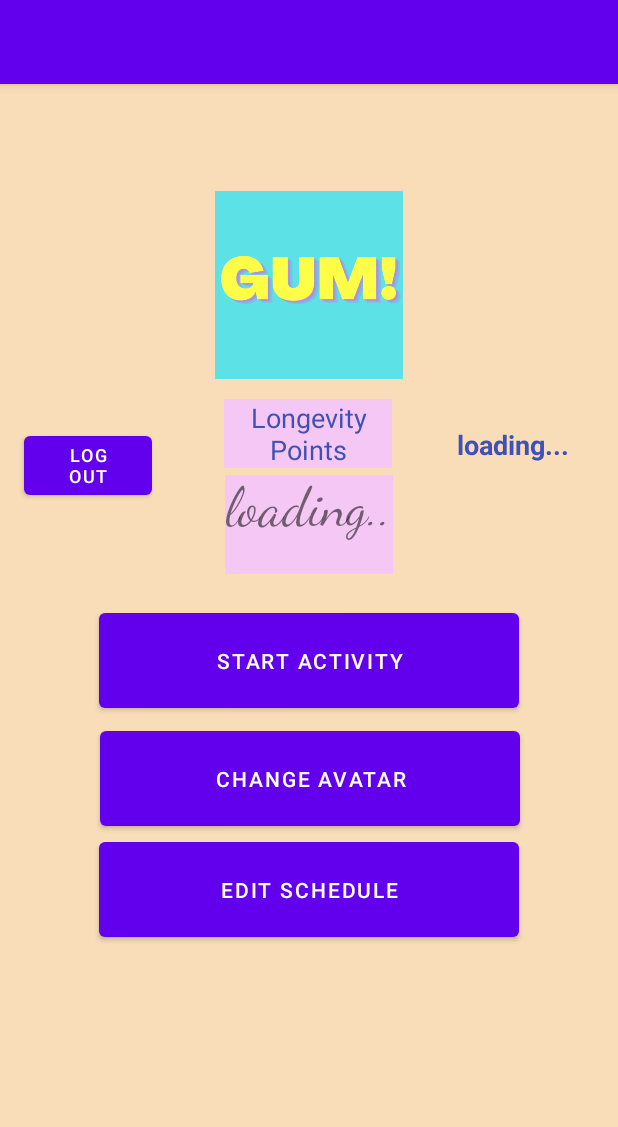
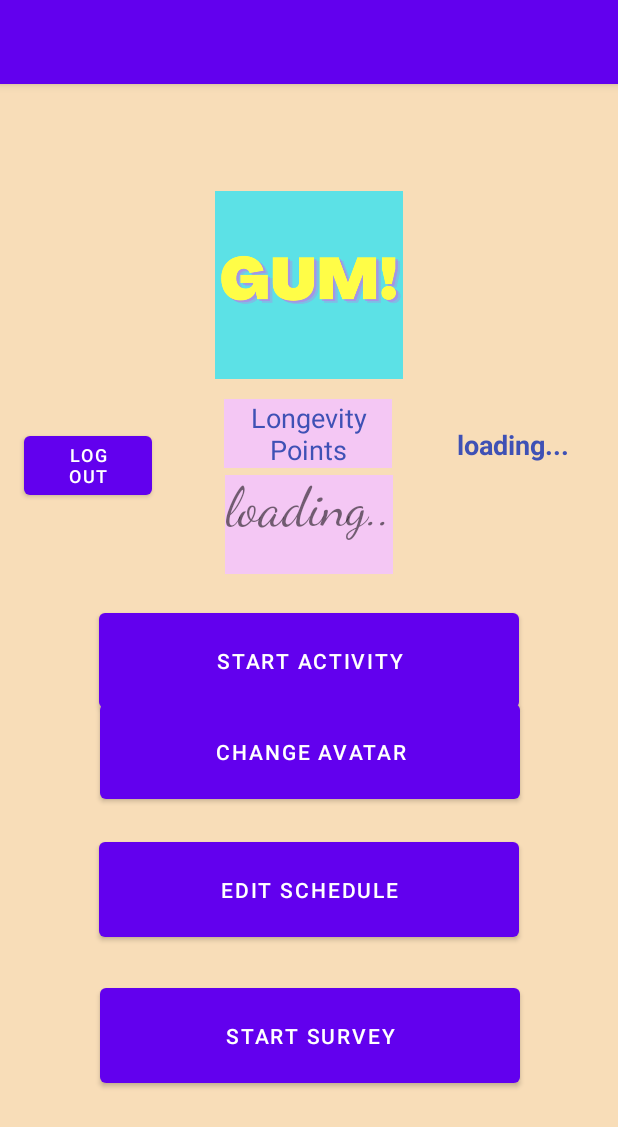
Before and after one commit to melodyncr/frontendGUM, an Android app: the LandingPage screen opened directly, with no data from a screen before it, on a phone screen of 412 x 824 dp. Shown: the top 1127 px of the screen. Run offline under Robolectric (Android 15) with nearby library versions, the phone set to English and light mode, and no system bars; our stand-ins replace Firebase (no records; nobody signed in at launch, a user with empty details on screens opened directly); Roboto replaces fonts that are not available here.

Commit message:
Integrated Surveys with master, new users must complete activity before continuting with loggin in and current users can now complete the weekly survey.

```diff
--- a/app/src/main/java/com/example/a499_android/LandingPage.java
+++ b/app/src/main/java/com/example/a499_android/LandingPage.java
@@ -20,11 +20,18 @@ import com.google.firebase.firestore.DocumentReference;
 import com.google.firebase.firestore.DocumentSnapshot;
 import com.google.firebase.firestore.FirebaseFirestore;
 
+import static com.example.a499_android.LoginActivity.loggedUserName;
+
 public class LandingPage extends AppCompatActivity {
 
     public static final String EXTRA = "LandingPage EXTRA";
     private static final String TAG = "Current User Data";
-
+    public static final String WSURVEYQ = "WSurveyQ";
+    public static final String WSURVEYR = "WSurveyR";
+    public static final String TYPE_SURVEY = "Weekly Survey";
+    public static final String W_SURVEY_COUNT = "w_survey_count";
+    public static final String W_SURVEY_Q = "w_survey_q";
+    public static final String W_SURVEY_QC = "w_survey_qc";
 
     @Override
     protected void onCreate(Bundle savedInstanceState) {
@@ -35,6 +42,7 @@ public class LandingPage extends AppCompatActivity {
         Button editSchedule = findViewById(R.id.editScheduleBtn);
         Button changeAvatar = findViewById(R.id.changeAvatarBtn);
         Button logoutUser = findViewById(R.id.logoutBtn);
+        Button startSurveyBtn = findViewById(R.id.startSurveyBtn);
         TextView displayedPoints = findViewById(R.id.pointDisplay);
         TextView displayedUsername = findViewById(R.id.usernameDisplay);
 
@@ -86,6 +94,15 @@ public class LandingPage extends AppCompatActivity {
                 startActivity(intent);
             }
         });
+
+        startSurveyBtn.setOnClickListener(new View.OnClickListener() {
+            @Override
+            public void onClick(View v) {
+
+                Intent intent = new Intent(LandingPage.this, DetermineQuestionType.class);
+                startActivity(intent);
+            }
+        });
     }
 
     // Intent Factory
@@ -115,6 +132,9 @@ public class LandingPage extends AppCompatActivity {
                     if (document.exists()) {
                         Log.d(TAG, "DocumentSnapshot data: " + document.getData());
                         firestoreCallback.onSuccess(document);
+                        Log.d(TAG, currentUserName.getId() + " username");
+                        loggedUserName = currentUserName.getId();
+                        CreateAccount.first_survey = false;
                     }
                 } else {
                     Log.d(TAG, "ERROR: ", task.getException());
--- a/app/src/main/java/com/example/a499_android/LoginActivity.java
+++ b/app/src/main/java/com/example/a499_android/LoginActivity.java
@@ -58,7 +58,7 @@ public class LoginActivity extends AppCompatActivity {
                                 Log.d("HEREEEEE", passwordValue);
                                 //sp.edit().putString("username", usernameInput).apply();
                                 //sp.edit().putInt("Points", Integer.parseInt(document.getString("Points"))).apply();
-                                Toast.makeText(LoginActivity.this, "Login Successful!", Toast.LENGTH_SHORT).show();
+                                Toast.makeText(LoginActivity.this, "Login Successful!" + usernameInput, Toast.LENGTH_SHORT).show();
                                 loggedUserName = usernameInput;
                                 SaveSharedPreference.setUserName(LoginActivity.this, usernameInput);
                                 Intent toLandingPage = new Intent(LoginActivity.this, LandingPage.class);
--- a/app/src/main/java/com/example/a499_android/SurveyResponse.java
+++ b/app/src/main/java/com/example/a499_android/SurveyResponse.java
@@ -15,7 +15,7 @@ import static com.example.a499_android.DetermineQuestionType.question_count;
 import static com.example.a499_android.DetermineQuestionType.weeklyQuestionsList;
 import static com.example.a499_android.DetermineQuestionType.responseList;
 import static com.example.a499_android.DetermineQuestionType.response_count;
-import static com.example.a499_android.DetermineQuestionType.TYPE_SURVEY;
+
 
 
 public class SurveyResponse extends AppCompatActivity {
@@ -37,6 +37,7 @@ public class SurveyResponse extends AppCompatActivity {
                     Toast.makeText(SurveyResponse.this, "Please enter some text", Toast.LENGTH_SHORT).show();
                 }else {
                     if (question_count >= weeklyQuestionsList.size() - 1) {
+                        responseList.add(responseText.getText().toString());
                         Intent intent = new Intent(SurveyResponse.this, UploadSurvey.class);
                         startActivity(intent);
                     } else {
@@ -97,7 +98,7 @@ public class SurveyResponse extends AppCompatActivity {
         backBtn = findViewById(R.id.previousBtn);
         submitBtn = findViewById(R.id.submitBtn);
         finishLaterBtn = findViewById(R.id.finishLaterBtn);
-        typeSurvey.setText(""+TYPE_SURVEY);
+        typeSurvey.setText(""+DetermineQuestionType.T_TYPE_SURVEY);
         String question = weeklyQuestionsList.get(question_count).substring(1);
         questionText.setText(question);
         if(question_count >= weeklyQuestionsList.size()-1){
--- a/app/src/main/res/layout/activity_landing_page.xml
+++ b/app/src/main/res/layout/activity_landing_page.xml
@@ -36,8 +36,10 @@
         android:text="@string/change_avatar"
         app:layout_constraintBottom_toBottomOf="parent"
         app:layout_constraintEnd_toEndOf="parent"
+        app:layout_constraintHorizontal_bias="1.0"
         app:layout_constraintStart_toStartOf="parent"
-        app:layout_constraintTop_toTopOf="parent" />
+        app:layout_constraintTop_toTopOf="parent"
+        app:layout_constraintVertical_bias="0.0" />
 
     <Button
         android:id="@+id/editScheduleBtn"
@@ -52,6 +54,18 @@
         app:layout_constraintHorizontal_bias="0.5"
         app:layout_constraintStart_toStartOf="parent"
         app:layout_constraintTop_toTopOf="parent" />
+
+    <Button
+        android:id="@+id/startSurveyBtn"
+        android:layout_width="280dp"
+        android:layout_height="75dp"
+        android:layout_marginBottom="96dp"
+        android:onClick="startEditScheduleActivity"
+        android:text="@string/start_survey"
+        app:layout_constraintBottom_toBottomOf="parent"
+        app:layout_constraintEnd_toEndOf="parent"
+        app:layout_constraintHorizontal_bias="0.503"
+        app:layout_constraintStart_toStartOf="parent" />
 
     <TextView
         android:id="@+id/pointDisplay"
--- a/app/src/main/res/values/strings.xml
+++ b/app/src/main/res/values/strings.xml
@@ -5,6 +5,7 @@
     <string name="createAccText">Create Account</string>
     <string name="pick_time">Select Time</string>
     <string name="select_schedule">Landing Page</string>
+    <string name="start_survey">Start Survey</string>
     <string name="_0">0</string>
     <string name="start_activity">Start Activity</string>
     <string name="change_avatar">Change Avatar</string>
```
Also changed, not shown: app/src/main/java/com/example/a499_android/CreateAccount.java (+13 -2 lines), app/src/main/java/com/example/a499_android/DetermineQuestionType.java (+41 -7 lines), app/src/main/java/com/example/a499_android/SurveyMultiC.java (+5 -3 lines), app/src/main/java/com/example/a499_android/UploadSurvey.java (+9 -7 lines).
